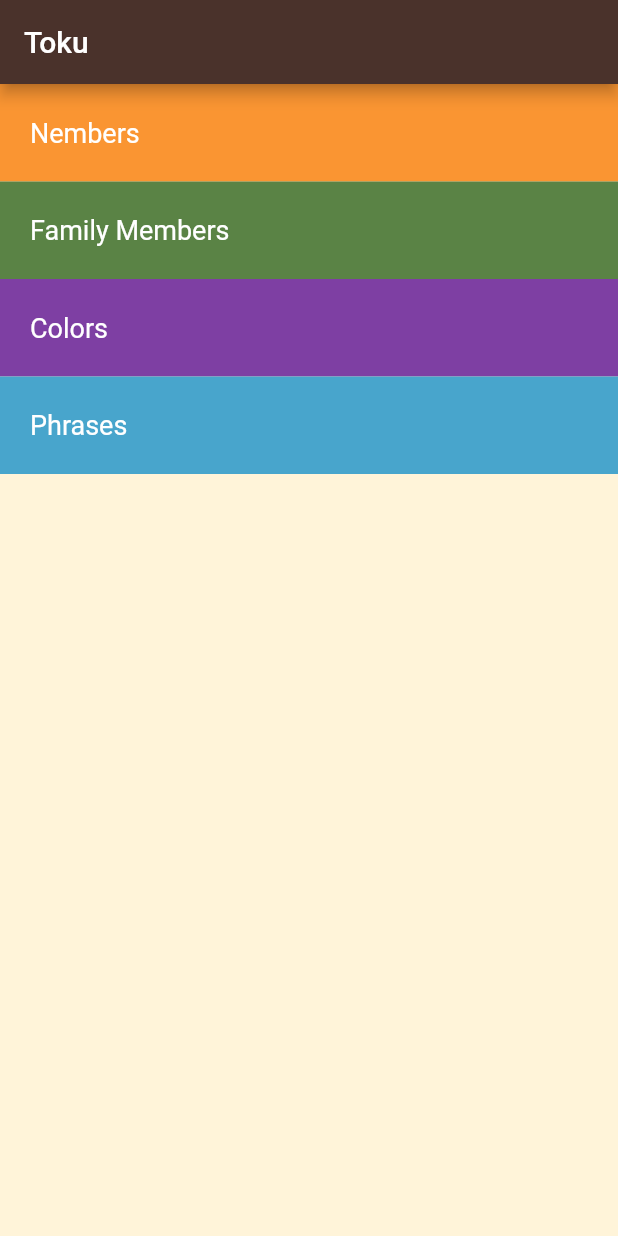
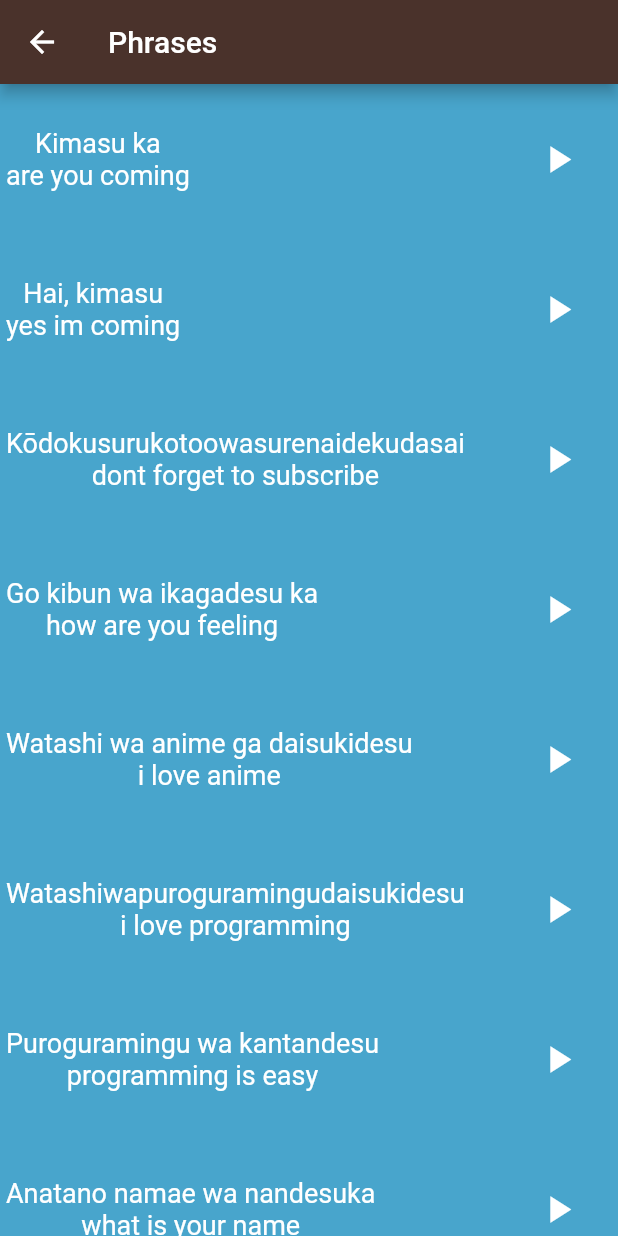
Before and after one commit to alaakorda/LanguageLearning, a Flutter app: the screen it shows after launch, after a tap on "Phrases", on a phone screen of 412 x 824 dp. Run offline on Flutter 3.47's test engine with Material 2 defaults, Android fonts, the phone set to English and light mode, and no system bars; our stand-ins replace audioplayers.

Commit message:
finsh app

```diff
--- a/lib/components/item.dart
+++ b/lib/components/item.dart
@@ -1,4 +1,5 @@
 import 'package:flutter/material.dart';
+import 'package:languagelearning/components/item_info.dart';
 import 'package:languagelearning/models/numbers.dart';
 import 'package:audioplayers/audioplayers.dart';
 
@@ -20,39 +21,12 @@ class Item extends StatelessWidget {
             child: Container(
               color: const Color(0XffFFF6DC),
               child: Image(
-                image: AssetImage(number.image),
+                image: AssetImage(number.image!),
               ),
             ),
           ),
-          Column(
-            mainAxisAlignment: MainAxisAlignment.center,
-            children: [
-              Text(
-                number.JpNum,
-                style: const TextStyle(fontSize: 18, color: Colors.white),
-              ),
-              Text(
-                number.EnNum,
-                style: const TextStyle(fontSize: 18, color: Colors.white),
-              ),
-            ],
-          ),
-          const Spacer(flex: 1),
-          Padding(
-            padding: const EdgeInsets.only(right: 16),
-            child: IconButton(
-                splashColor: Colors.black,
-                onPressed: () {
-                  final player = AudioPlayer();
-                  player.play(AssetSource(number.sound));
-                },
-                icon: const Icon(
-                  Icons.play_arrow,
-                  color: Colors.white,
-                  size: 30,
-                )),
-          ),
-        ],
+          Expanded(child:ItemInfo(number: number,))
+        ]
       ),
     );
   }
--- /dev/null
+++ b/lib/components/item_info.dart
@@ -0,0 +1,44 @@
+import 'package:audioplayers/audioplayers.dart';
+import 'package:flutter/material.dart';
+class ItemInfo extends StatelessWidget {
+  const ItemInfo({Key? key, required this.number}) : super(key: key);
+  final number;
+  @override
+  Widget build(BuildContext context) {
+    return Row(
+      children: [
+        Padding(
+          padding: const EdgeInsets.only(left: 4),
+          child: Column(
+            mainAxisAlignment: MainAxisAlignment.center,
+            children: [
+              Text(
+                number.JpNum,
+                style: const TextStyle(fontSize: 18, color: Colors.white),
+              ),
+              Text(
+                number.EnNum,
+                style: const TextStyle(fontSize: 18, color: Colors.white),
+              ),
+            ],
+          ),
+        ),
+        const Spacer(flex: 1),
+        Padding(
+          padding: const EdgeInsets.only(right: 16),
+          child: IconButton(
+              splashColor: Colors.black,
+              onPressed: () {
+                final player = AudioPlayer();
+                player.play(AssetSource(number.sound));
+              },
+              icon: const Icon(
+                Icons.play_arrow,
+                color: Colors.white,
+                size: 30,
+              )),
+        ),
+      ],
+    );
+  }
+}
--- /dev/null
+++ b/lib/components/pharses_item.dart
@@ -0,0 +1,18 @@
+import 'package:flutter/material.dart';
+import 'package:languagelearning/components/item_info.dart';
+
+class PhrasesItem extends StatelessWidget {
+  const PhrasesItem({Key? key, required this.number, required this.color})
+      : super(key: key);
+  final number;
+  final Color color;
+  @override
+  Widget build(BuildContext context) {
+    return Container(
+        height: 100,
+        color: color,
+        child: ItemInfo(
+          number: number,
+        ));
+  }
+}
--- a/lib/models/numbers.dart
+++ b/lib/models/numbers.dart
@@ -1,10 +1,11 @@
 class ItemModel {
-  final String image;
+   String? image;
   final String JpNum;
   final String EnNum;
   final String sound;
   ItemModel(
-      {required this.image,
+      {
+         this.image,
       required this.JpNum,
       required this.EnNum,
       required this.sound});
--- /dev/null
+++ b/lib/screens/Phrases.dart
@@ -0,0 +1,64 @@
+import 'package:flutter/material.dart';
+import 'package:languagelearning/components/item.dart';
+import 'package:languagelearning/components/pharses_item.dart';
+import 'package:languagelearning/models/numbers.dart';
+
+class PhrasesScreen extends StatelessWidget {
+   PhrasesScreen({Key? key}) : super(key: key);
+  final List<ItemModel> numbers = [
+    ItemModel(
+        JpNum: 'Kimasu ka',
+        EnNum: 'are you coming',
+        sound: 'sounds/phrases/are_you_coming.wav'),
+     ItemModel(
+        JpNum: 'Hai, kimasu',
+        EnNum: 'yes im coming',
+        sound: 'sounds/phrases/yes_im_coming.wav'),
+    ItemModel(
+        JpNum: 'Kōdokusurukotoowasurenaidekudasai',
+        EnNum: 'dont forget to subscribe',
+        sound: 'sounds/phrases/dont_forget_to_subscribe.wav'),
+    ItemModel(
+        JpNum: 'Go kibun wa ikagadesu ka',
+        EnNum: 'how are you feeling',
+        sound: 'sounds/phrases/how_are_you_feeling.wav'),
+    ItemModel(
+        JpNum: 'Watashi wa anime ga daisukidesu',
+        EnNum: 'i love anime',
+        sound: 'sounds/phrases/i_love_anime.wav'),
+    ItemModel(
+        JpNum: 'Watashiwapuroguramingudaisukidesu',
+        EnNum: 'i love programming',
+        sound: 'sounds/phrases/i_love_programming.wav'),
+    ItemModel(
+        JpNum: 'Puroguramingu wa kantandesu',
+        EnNum: 'programming is easy',
+        sound: 'sounds/phrases/programming_is_easy.wav'),
+    ItemModel(
+        JpNum: 'Anatano namae wa nandesuka',
+        EnNum: 'what is your name',
+        sound: 'sounds/phrases/what_is_your_name.wav'),
+    ItemModel(
+        JpNum: 'Doko ni iku no',
+        EnNum: 'where are you going',
+        sound: 'sounds/phrases/where_are_you_going.wav'),
+
+
+  ];
+  @override
+  Widget build(BuildContext context) {
+    return Scaffold(
+      appBar: AppBar(
+        title: const Text('Phrases'),
+        backgroundColor: const Color(0xFF4A322B),
+      ),
+      body: ListView.builder(
+          itemCount: numbers.length,
+          itemBuilder: (context, index) {
+            return PhrasesItem(number: numbers[index],
+            color: Color(0XFF48A5CC),
+            );
+          }),
+    );
+  }
+}
--- a/lib/screens/home_page.dart
+++ b/lib/screens/home_page.dart
@@ -1,5 +1,6 @@
 import 'package:flutter/material.dart';
 import 'package:languagelearning/components/category_item.dart';
+import 'package:languagelearning/screens/Phrases.dart';
 import 'package:languagelearning/screens/colors_screen.dart';
 import 'package:languagelearning/screens/familymembers_screen.dart';
 import 'package:languagelearning/screens/numbers_screen.dart';
@@ -31,7 +32,11 @@ class HomeScreen extends StatelessWidget {
               return ColorsScreen();
             }));
           }),
-          Category('Phrases', Color(0XFF48A5CC), () {}),
+          Category('Phrases', Color(0XFF48A5CC), () {
+              Navigator.push(context, MaterialPageRoute(builder: (context) {
+              return PhrasesScreen();
+            }));
+          }),
         ],
       ),
     );
--- a/pubspec.yaml
+++ b/pubspec.yaml
@@ -67,6 +67,7 @@ flutter:
     - assets/sounds/family_members/
     - assets/images/colors/
     - assets/sounds/colors/
+    - assets/sounds/phrases/
   # An image asset can refer to one or more resolution-specific "variants", see
   # https://flutter.dev/assets-and-images/#resolution-aware
 
```
